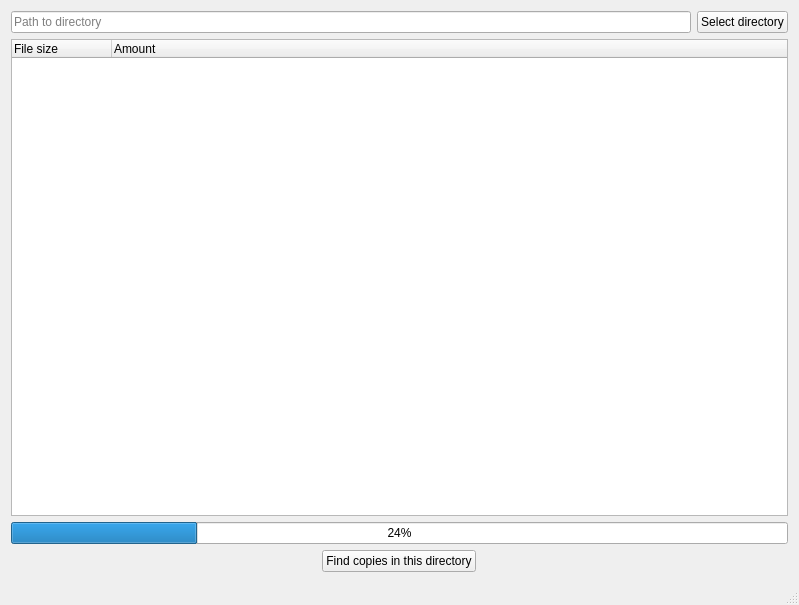
This is mainwindow.ui in hazzus/copy-finder as Qt 5 draws it before an edit. The edited form follows.
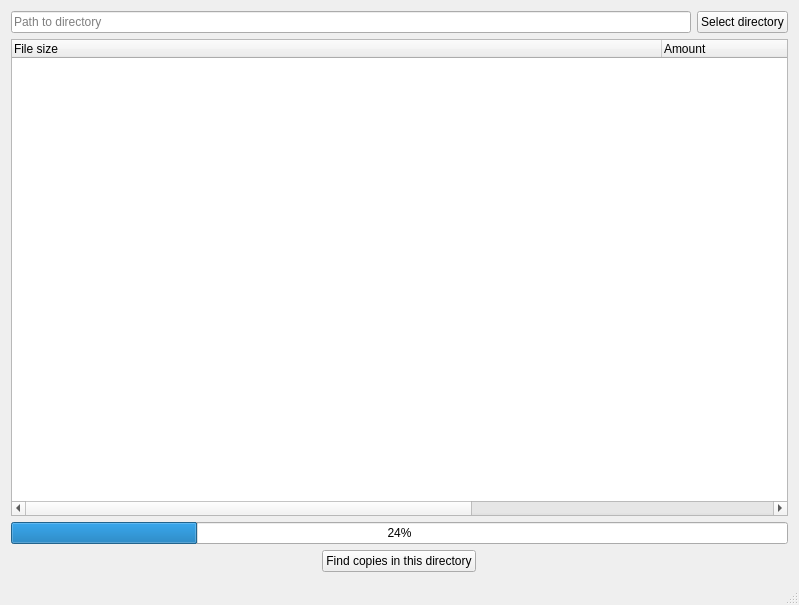
This is the edited form.

Commit message: fixes reader, adds byte comparison(no separation though)

Diff of the .ui file:
```diff
--- a/mainwindow.ui
+++ b/mainwindow.ui
@@ -38,6 +38,12 @@
         <verstretch>0</verstretch>
        </sizepolicy>
       </property>
+      <attribute name="headerDefaultSectionSize">
+       <number>400</number>
+      </attribute>
+      <attribute name="headerMinimumSectionSize">
+       <number>650</number>
+      </attribute>
       <column>
        <property name="text">
         <string>File size</string>
```
Left out of the diff: 30 changed lines with no effect on the pictures. The commit also changes 2 other files.
